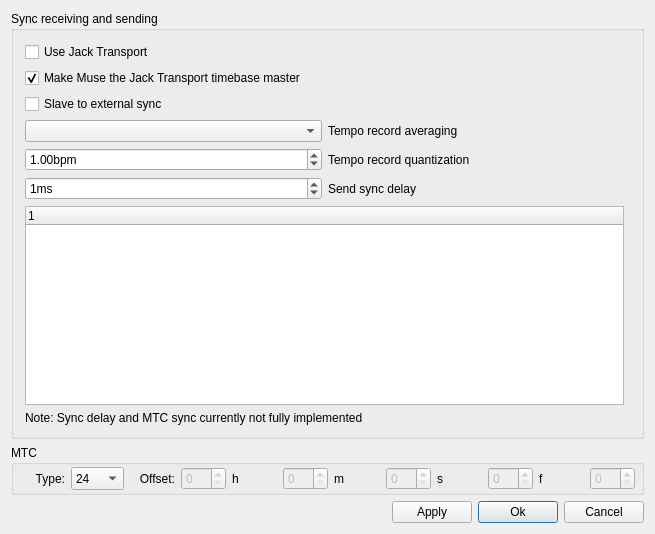
Above: muse3/muse/components/midisync.ui from emrum/muse before the change. Below: the same form after it.
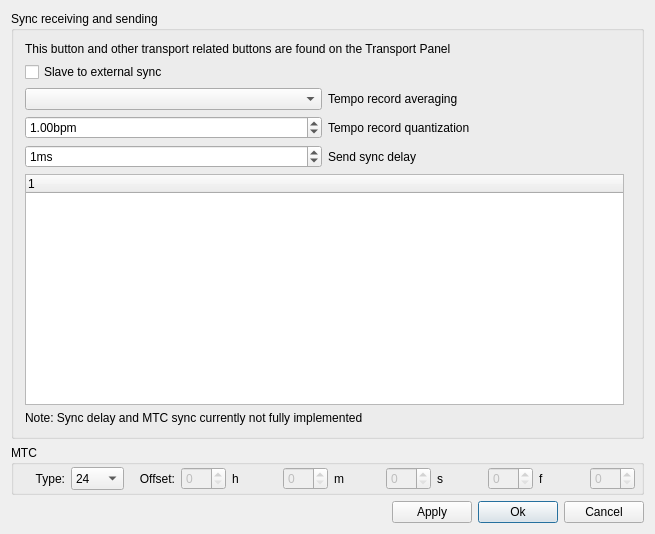
That is the form after the change.

Commit message: Transport master fixes: New button. Fix startup connect etc.

Diff of the .ui file:
```diff
--- a/muse3/muse/components/midisync.ui
+++ b/muse3/muse/components/midisync.ui
@@ -271,51 +271,68 @@
       <string>Sync receiving and sending</string>
      </property>
      <layout class="QGridLayout">
-      <item row="0" column="0" colspan="2">
-       <widget class="QCheckBox" name="useJackTransportCheckbox">
-        <property name="enabled">
-         <bool>true</bool>
-        </property>
-        <property name="toolTip">
-         <string>Send and receive Jack transport</string>
-        </property>
-        <property name="whatsThis">
-         <string>Send and receive Jack transport information,
- including stop, start and position.</string>
-        </property>
+      <item row="0" column="0">
+       <widget class="QLabel" name="label">
         <property name="text">
-         <string>Use Jack Transport</string>
+         <string>This button and other transport related buttons are found on the Transport Panel</string>
         </property>
-        <property name="checked">
-         <bool>false</bool>
-        </property>
+       </widget>
+      </item>
+      <item row="4" column="0">
+       <layout class="QHBoxLayout">
+        <item>
+         <widget class="QSpinBox" name="syncDelaySpinBox">
+          <property name="toolTip">
+           <string>Send start to first clock delay</string>
+          </property>
+          <property name="whatsThis">
+           <string>Allows 'slow sync' devices time
+ to synchronize to MusE. This value is the
+ delay from sending start to sending
+ the first clock.</string>
+          </property>
+          <property name="suffix">
+           <string>ms</string>
+          </property>
+          <property name="minimum">
+           <number>0</number>
+          </property>
+          <property name="maximum">
+           <number>60000</number>
+          </property>
+          <property name="singleStep">
+           <number>1</number>
+          </property>
+          <property name="value">
+           <number>1</number>
+          </property>
+         </widget>
+        </item>
+        <item>
+         <widget class="QLabel" name="syncDelayLabel">
+          <property name="text">
+           <string>Send sync delay</string>
+          </property>
+          <property name="alignment">
+           <set>Qt::AlignLeading|Qt::AlignLeft|Qt::AlignVCenter</set>
+          </property>
+          <property name="wordWrap">
+           <bool>false</bool>
+          </property>
+         </widget>
+        </item>
+       </layout>
+      </item>
+      <item row="5" column="0">
+       <widget class="QTreeWidget" name="devicesListView">
+        <column>
+         <property name="text">
+          <string notr="true">1</string>
+         </property>
+        </column>
        </widget>
       </item>
       <item row="1" column="0" colspan="2">
-       <widget class="QCheckBox" name="jackTransportMasterCheckbox">
-        <property name="enabled">
-         <bool>true</bool>
-        </property>
-        <property name="toolTip">
-         <string>Make MusE the Jack transport Timebase Master</string>
-        </property>
-        <property name="whatsThis">
-         <string>Make MusE the Jack transport Timebase Master.
-Allows Jack to show time as 
- MusE Bars, Beats, and Ticks. 
-MusE will try to become master, but other 
- Jack clients can also take over later.
-You can always click here again for Master.</string>
-        </property>
-        <property name="text">
-         <string>Make Muse the Jack Transport timebase master</string>
-        </property>
-        <property name="checked">
-         <bool>true</bool>
-        </property>
-       </widget>
-      </item>
-      <item row="2" column="0" colspan="2">
        <widget class="QCheckBox" name="extSyncCheckbox">
         <property name="enabled">
          <bool>true</bool>
@@ -341,6 +358,48 @@
       <item row="3" column="0">
        <layout class="QHBoxLayout">
         <item>
+         <widget class="QDoubleSpinBox" name="syncRecTempoValQuant">
+          <property name="toolTip">
+           <string/>
+          </property>
+          <property name="whatsThis">
+           <string/>
+          </property>
+          <property name="suffix">
+           <string>bpm</string>
+          </property>
+          <property name="minimum">
+           <double>0.000000000000000</double>
+          </property>
+          <property name="maximum">
+           <double>100.000000000000000</double>
+          </property>
+          <property name="singleStep">
+           <double>0.010000000000000</double>
+          </property>
+          <property name="value">
+           <double>1.000000000000000</double>
+          </property>
+         </widget>
+        </item>
+        <item>
+         <widget class="QLabel" name="syncRecTempoValQuantLabel">
+          <property name="text">
+           <string>Tempo record quantization</string>
+          </property>
+          <property name="alignment">
+           <set>Qt::AlignLeading|Qt::AlignLeft|Qt::AlignVCenter</set>
+          </property>
+          <property name="wordWrap">
+           <bool>false</bool>
+          </property>
+         </widget>
+        </item>
+       </layout>
+      </item>
+      <item row="2" column="0">
+       <layout class="QHBoxLayout">
+        <item>
          <widget class="QComboBox" name="syncRecFilterPreset">
           <property name="toolTip">
            <string>Averaging applied to recorded external tempo changes.</string>
@@ -390,103 +449,7 @@
         </item>
        </layout>
       </item>
-      <item row="4" column="0">
-       <layout class="QHBoxLayout">
-        <item>
-         <widget class="QDoubleSpinBox" name="syncRecTempoValQuant">
-          <property name="toolTip">
-           <string/>
-          </property>
-          <property name="whatsThis">
-           <string/>
-          </property>
-          <property name="suffix">
-           <string>bpm</string>
-          </property>
-          <property name="minimum">
-           <double>0.000000000000000</double>
-          </property>
-          <property name="maximum">
-           <double>100.000000000000000</double>
-          </property>
-          <property name="singleStep">
-           <double>0.010000000000000</double>
-          </property>
-          <property name="value">
-           <double>1.000000000000000</double>
-          </property>
-         </widget>
-        </item>
-        <item>
-         <widget class="QLabel" name="syncRecTempoValQuantLabel">
-          <property name="text">
-           <string>Tempo record quantization</string>
-          </property>
-          <property name="alignment">
-           <set>Qt::AlignLeading|Qt::AlignLeft|Qt::AlignVCenter</set>
-          </property>
-          <property name="wordWrap">
-           <bool>false</bool>
-          </property>
-         </widget>
-        </item>
-       </layout>
-      </item>
-      <item row="5" column="0">
-       <layout class="QHBoxLayout">
-        <item>
-         <widget class="QSpinBox" name="syncDelaySpinBox">
-          <property name="toolTip">
-           <string>Send start to first clock delay</string>
-          </property>
-          <property name="whatsThis">
-           <string>Allows 'slow sync' devices time
- to synchronize to MusE. This value is the
- delay from sending start to sending
- the first clock.</string>
-          </property>
-          <property name="suffix">
-           <string>ms</string>
-          </property>
-          <property name="minimum">
-           <number>0</number>
-          </property>
-          <property name="maximum">
-           <number>60000</number>
-          </property>
-          <property name="singleStep">
-           <number>1</number>
-          </property>
-          <property name="value">
-           <number>1</number>
-          </property>
-         </widget>
-        </item>
-        <item>
-         <widget class="QLabel" name="syncDelayLabel">
-          <property name="text">
-           <string>Send sync delay</string>
-          </property>
-          <property name="alignment">
-           <set>Qt::AlignLeading|Qt::AlignLeft|Qt::AlignVCenter</set>
-          </property>
-          <property name="wordWrap">
-           <bool>false</bool>
-          </property>
-         </widget>
-        </item>
-       </layout>
-      </item>
       <item row="6" column="0">
-       <widget class="QTreeWidget" name="devicesListView">
-        <column>
-         <property name="text">
-          <string notr="true">1</string>
-         </property>
-        </column>
-       </widget>
-      </item>
-      <item row="7" column="0">
        <widget class="QLabel" name="toBeDoneLabel">
         <property name="text">
          <string>Note: Sync delay and MTC sync currently not fully implemented</string>
```
The commit also changes 19 other files.
